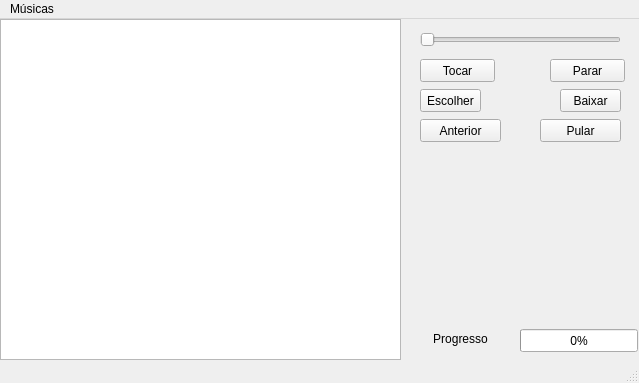
PatoPon/MP3-Player-e-Youtube-Downloader, file designApp.ui: the form before one commit.
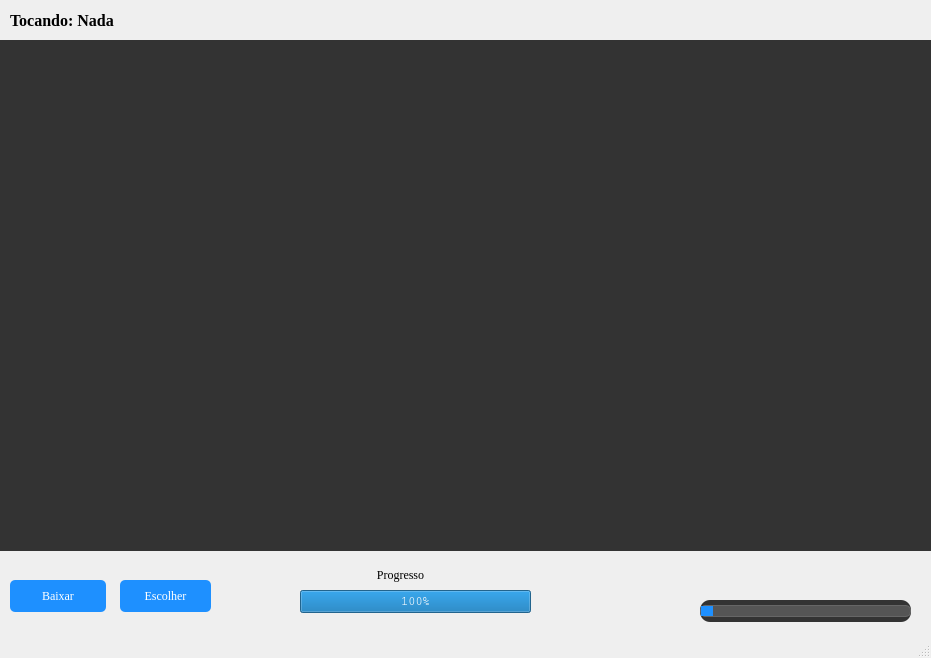
The form after the commit. Icons and pictures are not drawn.

Patch:
```diff
--- a/designApp.ui
+++ b/designApp.ui
@@ -6,10 +6,21 @@
    <rect>
     <x>0</x>
     <y>0</y>
-    <width>639</width>
-    <height>383</height>
+    <width>931</width>
+    <height>658</height>
    </rect>
   </property>
+  <property name="sizePolicy">
+   <sizepolicy hsizetype="Expanding" vsizetype="Preferred">
+    <horstretch>0</horstretch>
+    <verstretch>0</verstretch>
+   </sizepolicy>
+  </property>
+  <property name="font">
+   <font>
+    <family>Georgia</family>
+   </font>
+  </property>
   <property name="windowTitle">
    <string>MainWindow</string>
   </property>
@@ -17,25 +28,53 @@
    <widget class="QProgressBar" name="BarraDeProgresso">
     <property name="geometry">
      <rect>
-      <x>520</x>
-      <y>310</y>
-      <width>118</width>
+      <x>300</x>
+      <y>590</y>
+      <width>231</width>
       <height>23</height>
      </rect>
     </property>
+    <property name="font">
+     <font>
+      <family>Courier</family>
+     </font>
+    </property>
     <property name="value">
-     <number>0</number>
+     <number>100</number>
     </property>
    </widget>
    <widget class="QSlider" name="musicaSlider">
     <property name="geometry">
      <rect>
-      <x>420</x>
-      <y>10</y>
-      <width>201</width>
+      <x>700</x>
+      <y>600</y>
+      <width>211</width>
       <height>22</height>
      </rect>
     </property>
+    <property name="styleSheet">
+     <string notr="true">QSlider {
+    border: none; /* Remove a borda padrão do slider */
+    background: #333; /* Cor de fundo escura */
+    height: 10px; /* Altura do slider */
+    border-radius: 10px; /* Borda arredondada */
+}
+
+QSlider::groove:horizontal {
+    background: #555; /* Cor da área da barra de música */
+    border: 1px solid #666; /* Borda da área da barra de música */
+    height: 10px; /* Altura da área da barra de música */
+    border-radius: 5px; /* Borda arredondada */
+}
+
+QSlider::handle:horizontal {
+    background: #1E90FF; /* Cor da alça do slider (azul escuro) */
+    border: 5px solid #1E90FF; /* Borda da alça do slider */
+    width: 2px; /* Largura da alça do slider */
+    height: 5px; /* Altura da alça do slider */
+    border-radius: 10px; /* Borda arredondada da alça */
+}</string>
+    </property>
     <property name="orientation">
      <enum>Qt::Horizontal</enum>
     </property>
@@ -43,38 +82,64 @@
    <widget class="QPushButton" name="botaoTocar">
     <property name="geometry">
      <rect>
-      <x>420</x>
-      <y>40</y>
-      <width>75</width>
-      <height>23</height>
+      <x>790</x>
+      <y>555</y>
+      <width>32</width>
+      <height>32</height>
      </rect>
     </property>
-    <property name="text">
-     <string>Tocar</string>
+    <property name="autoFillBackground">
+     <bool>false</bool>
     </property>
-   </widget>
-   <widget class="QPushButton" name="botaoParar">
-    <property name="geometry">
-     <rect>
-      <x>550</x>
-      <y>40</y>
-      <width>75</width>
-      <height>23</height>
-     </rect>
+    <property name="styleSheet">
+     <string notr="true">QPushButton {
+    color: white; 
+    border: none; 
+    border-radius: 5px;
+    padding: 10px 20px;
+}</string>
     </property>
     <property name="text">
-     <string>Parar</string>
+     <string/>
+    </property>
+    <property name="icon">
+     <iconset>
+      <normaloff>reproduzir.png</normaloff>reproduzir.png</iconset>
+    </property>
+    <property name="iconSize">
+     <size>
+      <width>64</width>
+      <height>64</height>
+     </size>
     </property>
    </widget>
    <widget class="QPushButton" name="botaoEscolher">
     <property name="geometry">
      <rect>
-      <x>420</x>
-      <y>70</y>
-      <width>61</width>
-      <height>23</height>
+      <x>120</x>
+      <y>580</y>
+      <width>91</width>
+      <height>32</height>
      </rect>
     </property>
+    <property name="font">
+     <font>
+      <family>Georgia</family>
+     </font>
+    </property>
+    <property name="styleSheet">
+     <string notr="true">QPushButton {
+    background-color: #1E90FF;
+    color: white; 
+    border: none; 
+    border-radius: 5px;
+    padding: 10px 20px;
+}
+
+QPushButton:hover {
+    background-color: #4169E1; 
+}</string>
+    </property>
     <property name="text">
      <string>Escolher</string>
     </property>
@@ -82,12 +147,36 @@
    <widget class="QPushButton" name="botaoBaixar">
     <property name="geometry">
      <rect>
-      <x>560</x>
-      <y>70</y>
-      <width>61</width>
-      <height>23</height>
+      <x>10</x>
+      <y>580</y>
+      <width>96</width>
+      <height>32</height>
      </rect>
     </property>
+    <property name="maximumSize">
+     <size>
+      <width>16777215</width>
+      <height>1600000</height>
+     </size>
+    </property>
+    <property name="font">
+     <font>
+      <family>Georgia</family>
+     </font>
+    </property>
+    <property name="styleSheet">
+     <string notr="true">QPushButton {
+    background-color: #1E90FF;
+    color: white; 
+    border: none; 
+    border-radius: 5px;
+    padding: 10px 20px;
+}
+
+QPushButton:hover {
+    background-color: #4169E1; 
+}</string>
+    </property>
     <property name="text">
      <string>Baixar</string>
     </property>
@@ -95,8 +184,8 @@
    <widget class="QLabel" name="progressoLabel">
     <property name="geometry">
      <rect>
-      <x>410</x>
-      <y>310</y>
+      <x>350</x>
+      <y>565</y>
       <width>101</width>
       <height>20</height>
      </rect>
@@ -114,61 +203,136 @@
    <widget class="QPushButton" name="botaoPular">
     <property name="geometry">
      <rect>
-      <x>540</x>
-      <y>100</y>
-      <width>81</width>
-      <height>23</height>
+      <x>830</x>
+      <y>555</y>
+      <width>31</width>
+      <height>32</height>
      </rect>
     </property>
+    <property name="styleSheet">
+     <string notr="true">QPushButton {
+    color: white; 
+    border: none; 
+    border-radius: 5px;
+    padding: 10px 20px;
+}</string>
+    </property>
     <property name="text">
-     <string>Pular</string>
+     <string/>
+    </property>
+    <property name="icon">
+     <iconset>
+      <normaloff>fim.png</normaloff>fim.png</iconset>
+    </property>
+    <property name="iconSize">
+     <size>
+      <width>48</width>
+      <height>48</height>
+     </size>
     </property>
    </widget>
    <widget class="QListWidget" name="listWidget">
     <property name="geometry">
      <rect>
       <x>0</x>
-      <y>0</y>
-      <width>401</width>
-      <height>341</height>
+      <y>40</y>
+      <width>931</width>
+      <height>511</height>
      </rect>
     </property>
+    <property name="sizePolicy">
+     <sizepolicy hsizetype="MinimumExpanding" vsizetype="Preferred">
+      <horstretch>0</horstretch>
+      <verstretch>0</verstretch>
+     </sizepolicy>
+    </property>
     <property name="font">
      <font>
       <family>Sitka Heading</family>
       <pointsize>10</pointsize>
      </font>
     </property>
+    <property name="styleSheet">
+     <string notr="true">QListWidget {
+    background-color: #333; /* Dark background color */
+    border: none; /* Remove the default border */
+    padding: 10px; /* Internal padding for the list */
+}
+
+QListWidget::item {
+    background: transparent;
+    color: white; /* Text color in the list */
+    padding: 5px; /* Internal padding for each item in the list */
+}
+
+QListWidget::item:selected {
+    background: #1E90FF; /* Background color when an item is selected (dark blue) */
+    color: white; /* Text color of the selected item */
+    outline: none; /* Remove the focus outline */
+}
+
+QListWidget::item:hover {
+    background: #666; /* Background color when the mouse hovers over an item */
+}</string>
+    </property>
    </widget>
    <widget class="QPushButton" name="botaoAnterior">
     <property name="geometry">
      <rect>
-      <x>420</x>
-      <y>100</y>
-      <width>81</width>
-      <height>23</height>
+      <x>750</x>
+      <y>555</y>
+      <width>31</width>
+      <height>32</height>
      </rect>
     </property>
+    <property name="styleSheet">
+     <string notr="true">QPushButton {
+    color: white; 
+    border: none; 
+    border-radius: 5px;
+    padding: 10px 20px;
+}</string>
+    </property>
     <property name="text">
-     <string>Anterior</string>
+     <string/>
     </property>
+    <property name="icon">
+     <iconset>
+      <normaloff>inicio.png</normaloff>inicio.png</iconset>
+    </property>
+    <property name="iconSize">
+     <size>
+      <width>48</width>
+      <height>48</height>
+     </size>
+    </property>
    </widget>
-  </widget>
-  <widget class="QMenuBar" name="menubar">
-   <property name="geometry">
-    <rect>
-     <x>0</x>
-     <y>0</y>
-     <width>639</width>
-     <height>21</height>
-    </rect>
-   </property>
-   <widget class="QMenu" name="menuM_sicas">
-    <property name="title">
-     <string>Músicas</string>
+   <widget class="QLabel" name="musicaTocando">
+    <property name="geometry">
+     <rect>
+      <x>10</x>
+      <y>0</y>
+      <width>911</width>
+      <height>41</height>
+     </rect>
     </property>
+    <property name="font">
+     <font>
+      <pointsize>12</pointsize>
+      <weight>75</weight>
+      <bold>true</bold>
+     </font>
+    </property>
+    <property name="styleSheet">
+     <string notr="true"/>
+    </property>
+    <property name="text">
+     <string>Tocando: Nada</string>
+    </property>
+    <property name="alignment">
+     <set>Qt::AlignLeading|Qt::AlignLeft|Qt::AlignVCenter</set>
+    </property>
    </widget>
-   <addaction name="menuM_sicas"/>
   </widget>
   <widget class="QStatusBar" name="statusbar"/>
  </widget>
```
Left out of the diff: 2 changed lines with no effect on the pictures.
